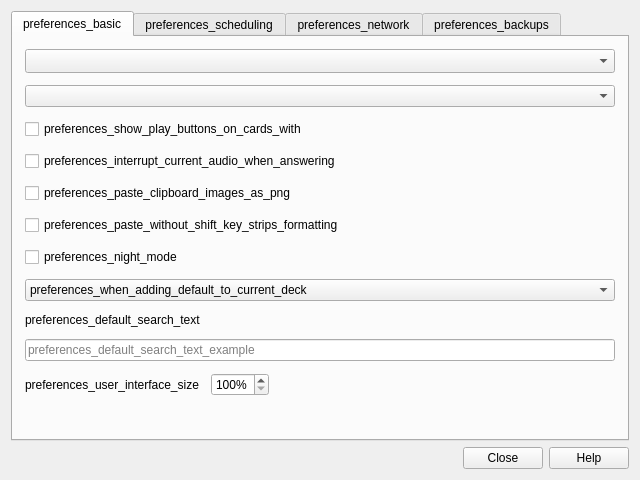
This is qt/aqt/forms/preferences.ui in ankitects/anki as Qt 5 draws it before an edit. The edited form follows.
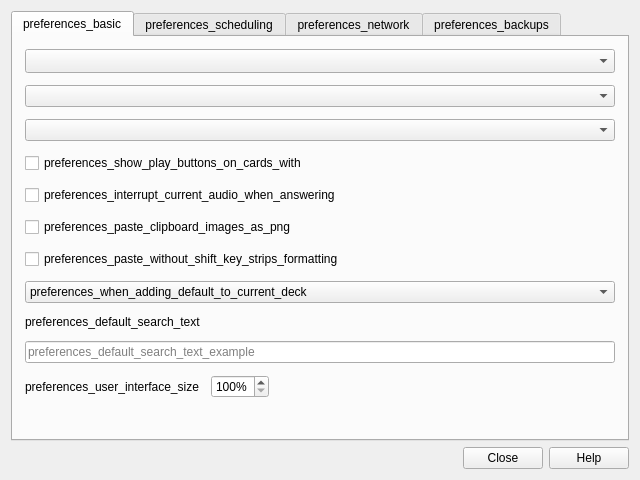
This is the edited form.

Commit message: automatic theme switching on Windows/Mac

Diff of the .ui file:
```diff
--- a/qt/aqt/forms/preferences.ui
+++ b/qt/aqt/forms/preferences.ui
@@ -55,6 +55,9 @@
          </property>
         </widget>
        </item>
+       <item>
+        <widget class="QComboBox" name="theme"/>
+       </item>
        <item>
         <widget class="QComboBox" name="video_driver"/>
        </item>
@@ -86,13 +89,6 @@
          </property>
         </widget>
        </item>
-       <item>
-        <widget class="QCheckBox" name="nightMode">
-         <property name="text">
-          <string>preferences_night_mode</string>
-         </property>
-        </widget>
-       </item>
        <item>
         <widget class="QComboBox" name="useCurrent">
          <item>
```
Left out of the diff: 2 changed lines with no effect on the pictures. The commit also changes 7 other files.
